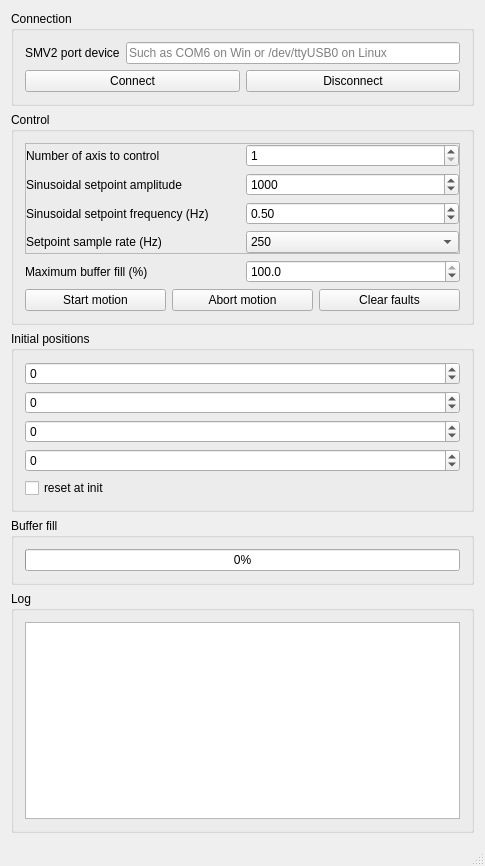
GraniteDevices/SimpleMotionV2Examples, file BufferedMotionStreamExample/mw.ui: the form before one commit.
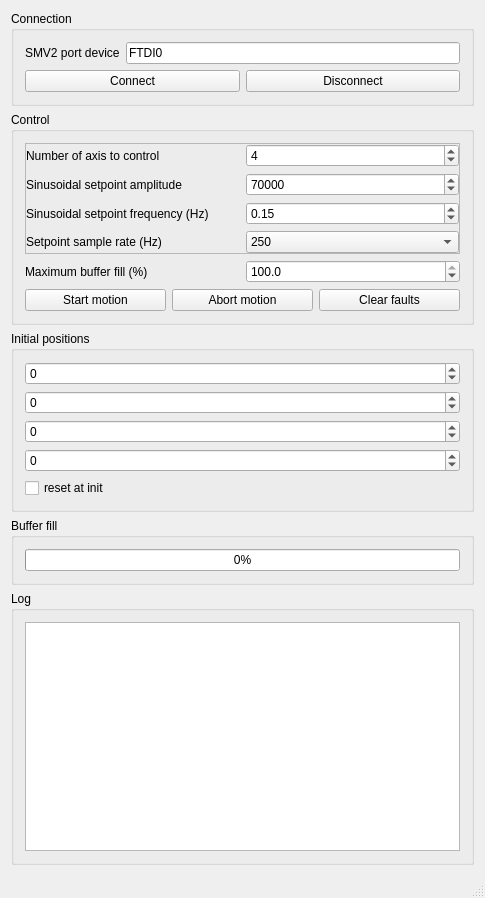
The form after the commit.

Commit message: Make sensible UI defaults for demo machine

What changed in the file:
```diff
--- a/BufferedMotionStreamExample/mw.ui
+++ b/BufferedMotionStreamExample/mw.ui
@@ -7,7 +7,7 @@
     <x>0</x>
     <y>0</y>
     <width>485</width>
-    <height>866</height>
+    <height>898</height>
    </rect>
   </property>
   <property name="windowTitle">
@@ -32,6 +32,9 @@
          </item>
          <item>
           <widget class="QLineEdit" name="portName">
+           <property name="text">
+            <string>FTDI0</string>
+           </property>
            <property name="placeholderText">
             <string>Such as COM6 on Win or /dev/ttyUSB0 on Linux</string>
            </property>
@@ -101,7 +104,7 @@
                <number>500</number>
               </property>
               <property name="value">
-               <number>1000</number>
+               <number>70000</number>
               </property>
              </widget>
             </item>
@@ -120,6 +123,9 @@
               <property name="maximum">
                <number>16</number>
               </property>
+              <property name="value">
+               <number>4</number>
+              </property>
              </widget>
             </item>
             <item row="2" column="0">
@@ -141,7 +147,7 @@
                <double>0.500000000000000</double>
               </property>
               <property name="value">
-               <double>0.500000000000000</double>
+               <double>0.150000000000000</double>
               </property>
              </widget>
             </item>
```
Left out of the diff: 12 changed lines with no effect on the pictures.
